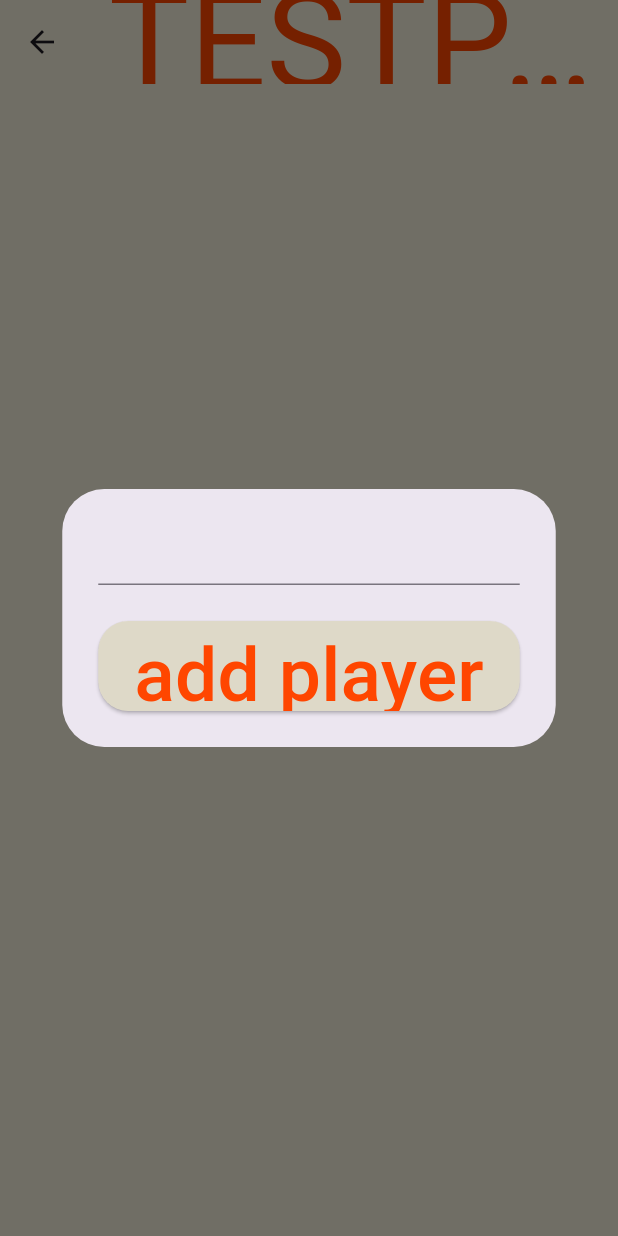
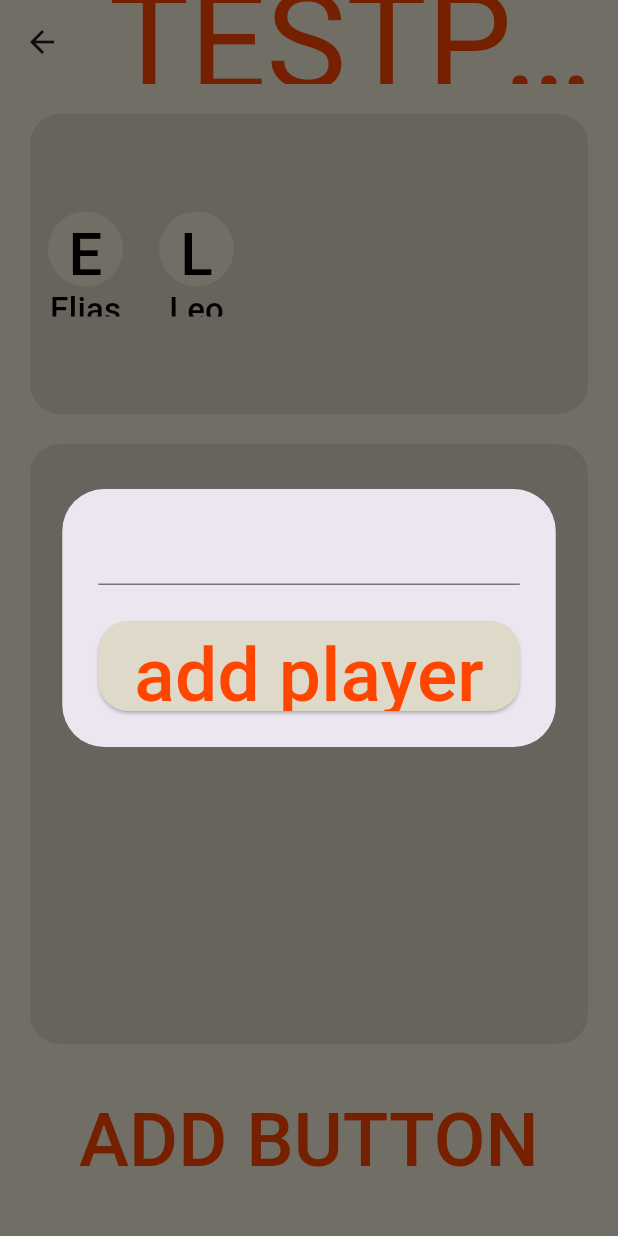
Before and after one commit to elias-yth/versus, a Flutter app: the TestPage screen opened by its route, after a tap on "ADD BUTTON", on a phone screen of 412 x 824 dp. Run offline on Flutter 3.47's test engine with Material 3 defaults, Android fonts, the light colour scheme and no system bars; our stand-ins replace cloud_firestore, firebase_core, google_fonts; accounts and stored records are empty; Roboto replaces fonts that are missing (Jomhuria).

Commit message:
icons in teamOne and teamTwo are as big as in playerPool

```diff
--- a/lib/pages/test_page.dart
+++ b/lib/pages/test_page.dart
@@ -2,6 +2,8 @@ import 'package:flutter/material.dart';
 import 'package:versus/styles/colors.dart';
 import 'package:versus/styles/typography.dart';
 import 'package:versus/widgets/big_button_widget.dart';
+import 'package:versus/widgets/custom_card_widget.dart';
+import 'package:versus/widgets/dialogs/dialogs.dart';
 import 'package:versus/widgets/player_icon_widget.dart';
 import 'package:versus/services/firestore.dart';
 
@@ -16,41 +18,6 @@ class _TestPageState extends State<TestPage> {
   final FirestoreService firestoreService = FirestoreService();
   final TextEditingController textEditingController = TextEditingController();
 
-  void addPlayerDialog() {
-    showDialog(
-      context: context,
-      builder:
-          (context) => AlertDialog(
-            content: TextField(
-              controller: textEditingController,
-              style: TextStyle(fontFamily: 'Roboto'),
-            ),
-            actions: [
-              BigButton(
-                onPressed: () {
-                  firestoreService.addPlayer(textEditingController.text);
-                  textEditingController.clear();
-                  Navigator.pop(context);
-                  // setState(() {
-                  //   playerPool.add(textEditingController.text);
-                  // });
-
-                  // checks for empty user input
-                  // textEditingController.text.trim().isEmpty
-                  //     ? print('empty string')
-                  //     : () {
-                  //       firestoreService.addPlayer(textEditingController.text);
-                  //       textEditingController.clear();
-                  //       Navigator.pop(context);
-                  //     };
-                },
-                child: H3('add player'),
-              ),
-            ],
-          ),
-    );
-  }
-
   @override
   Widget build(BuildContext context) {
     return Scaffold(
@@ -60,7 +27,34 @@ class _TestPageState extends State<TestPage> {
       ),
       backgroundColor: AppColors.background,
       body: Center(
-        child: TextButton(onPressed: addPlayerDialog, child: H3('ADD BUTTON')),
+        child: Padding(
+          padding: const EdgeInsets.symmetric(horizontal: 20.0),
+          child: Column(
+            mainAxisAlignment: MainAxisAlignment.spaceEvenly,
+            children: [
+              CustomCard(
+                height: 200,
+                width: 500,
+                child: Row(
+                  children: [
+                    PlayerIcon(display: 'Elias', onPressed: () {}),
+                    PlayerIcon(display: 'Leo', onPressed: () {}),
+                  ],
+                ),
+              ),
+              CustomCard(height: 400, width: 500),
+              TextButton(
+                onPressed:
+                    () => addPlayerDialog(
+                      context,
+                      firestoreService,
+                      textEditingController,
+                    ),
+                child: H3('ADD BUTTON'),
+              ),
+            ],
+          ),
+        ),
       ),
     );
   }
--- a/lib/services/firestore.dart
+++ b/lib/services/firestore.dart
@@ -1,5 +1,4 @@
 import 'dart:math';
-
 import 'package:cloud_firestore/cloud_firestore.dart';
 
 class FirestoreService {
```
Also changed, not shown: lib/pages/matchup_page.dart (+22 -8 lines).
